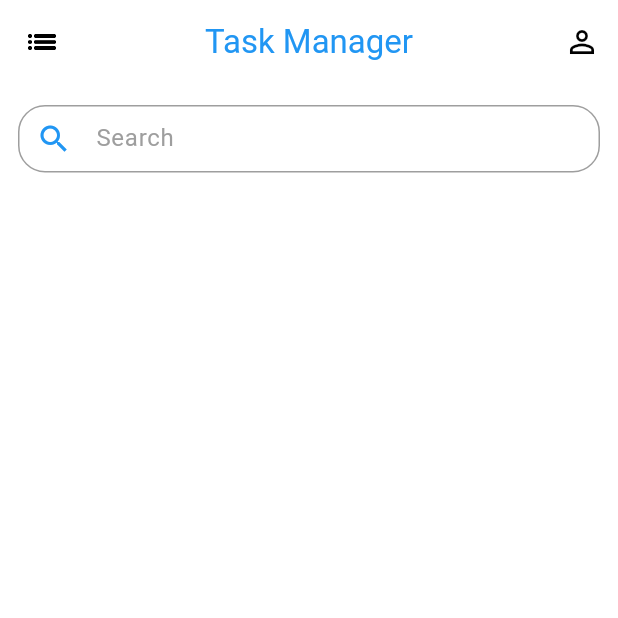
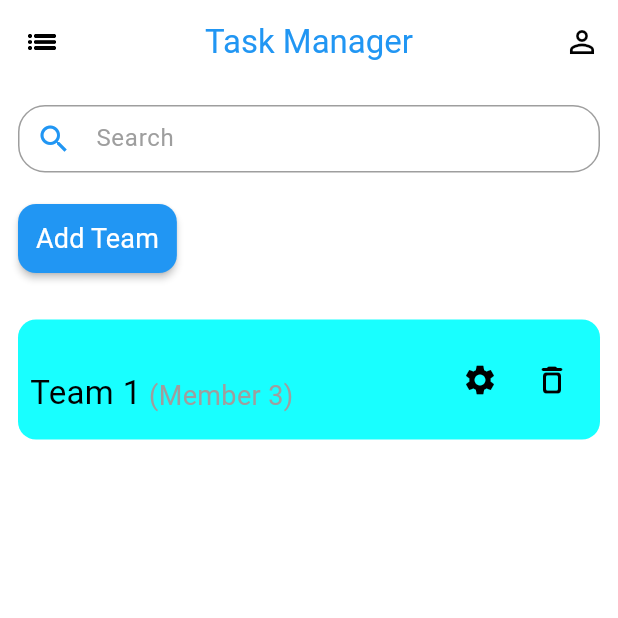
Before and after one commit to Mahmoud4456/Task-management, a Flutter app: the screen it shows after launch, on a phone screen of 412 x 824 dp, the top half of it. Run offline on Flutter 3.47's test engine with Material 3 defaults, Android fonts, the phone set to English and light mode, and no system bars; our stand-ins replace firebase_core; accounts and stored records are empty.

Commit message:
Teams presentation

```diff
--- a/lib/features/teams_feature/presentation/view/teams_view.dart
+++ b/lib/features/teams_feature/presentation/view/teams_view.dart
@@ -1,5 +1,6 @@
 import 'package:flutter/material.dart';
 import 'package:task_manager/features/home_feature/presentation/view/widget/home_app_bar.dart';
+import 'package:task_manager/features/teams_feature/presentation/view/wiget/teams_bottom_sheet.dart';
 import 'package:task_manager/features/teams_feature/presentation/view/wiget/teams_view_body.dart';
 
 class TeamsView extends StatelessWidget {
--- a/lib/features/teams_feature/presentation/view/wiget/teams_view_body.dart
+++ b/lib/features/teams_feature/presentation/view/wiget/teams_view_body.dart
@@ -1,18 +1,81 @@
 import 'package:flutter/material.dart';
+import 'package:task_manager/core/utils/colors.dart';
 import 'package:task_manager/features/teams_feature/presentation/view/wiget/search_bar.dart';
+import 'package:task_manager/features/teams_feature/presentation/view/wiget/teams_bottom_sheet.dart';
 
 class TeamsViewBody extends StatelessWidget {
   const TeamsViewBody({super.key});
 
   @override
   Widget build(BuildContext context) {
-    return const Padding(
+    return Padding(
       padding: const EdgeInsets.symmetric(horizontal: 12),
       child: Column(
+        crossAxisAlignment: CrossAxisAlignment.start,
         children: [
-          const SizedBox(height: 10,),
+          const SizedBox(
+            height: 10,
+          ),
           const CustomSearchBar(),
-
+          const SizedBox(
+            height: 20,
+          ),
+          MaterialButton(
+            color: primaryColor,
+            padding: const EdgeInsets.symmetric(horizontal: 12, vertical: 10),
+            onPressed: () {
+              showBottomSheet(context: context ,
+                sheetAnimationStyle: AnimationStyle(
+                  duration: const Duration(milliseconds: 800),
+                  curve: Curves.bounceInOut,
+                ),
+                 shape: RoundedRectangleBorder(borderRadius: BorderRadius.circular(12)),
+                  backgroundColor: Colors.greenAccent,
+                  builder: (context) {
+                return const TeamsBottomSheet() ;
+              },
+              );
+            },
+            shape: RoundedRectangleBorder(borderRadius: BorderRadius.circular(12)),
+            child: const Text(
+              "Add Team",
+              style: TextStyle(
+                fontWeight: FontWeight.w400,
+                fontSize: 18,
+                color: Colors.white,
+              ),
+            ),
+          ),
+         const SizedBox(height: 30,),
+         Container(
+           padding: const EdgeInsets.symmetric(horizontal: 8 ,vertical: 16),
+           decoration: BoxDecoration(
+             color: Colors.cyanAccent ,
+             borderRadius: BorderRadius.circular(12),
+           ),
+           child: Row(
+             crossAxisAlignment: CrossAxisAlignment.end,
+              children: [
+                const Text("Team 1" , style: TextStyle(
+                  fontSize: 22,
+                ),
+                ),
+                const SizedBox(width: 5,),
+                const Text("(Member 3)" , style: TextStyle(
+                  fontSize: 18,
+                  color: grey
+                ),
+                ),
+                const Spacer(),
+                IconButton(onPressed: (){},
+                  icon: const Icon(Icons.settings),
+                ),
+                IconButton(onPressed: (){},
+                  icon: const Icon(Icons.delete_outline_rounded),
+                ),
+              ],
+            ),
+         ),
         ],
       ),
     );
```
Also changed, not shown: lib/features/home_feature/presentation/view/details_view.dart (added, +10 -0 lines), lib/features/teams_feature/presentation/view/wiget/custom_text_form_field.dart (added, +40 -0 lines), lib/features/teams_feature/presentation/view/wiget/teams_bottom_sheet.dart (added, +72 -0 lines), lib/core/utils/colors.dart (line endings or trailing spaces).
